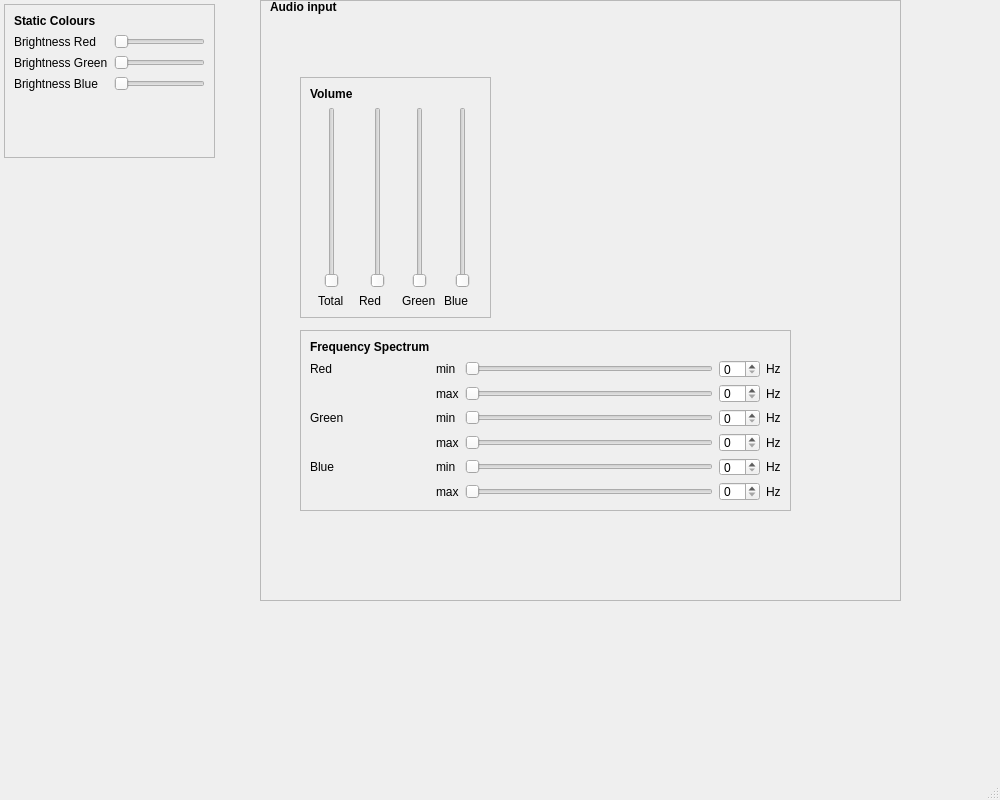
First picture: the form in src/gui/mainwindow.ui, repository bartromgens/ledstripstudio, before the edit.
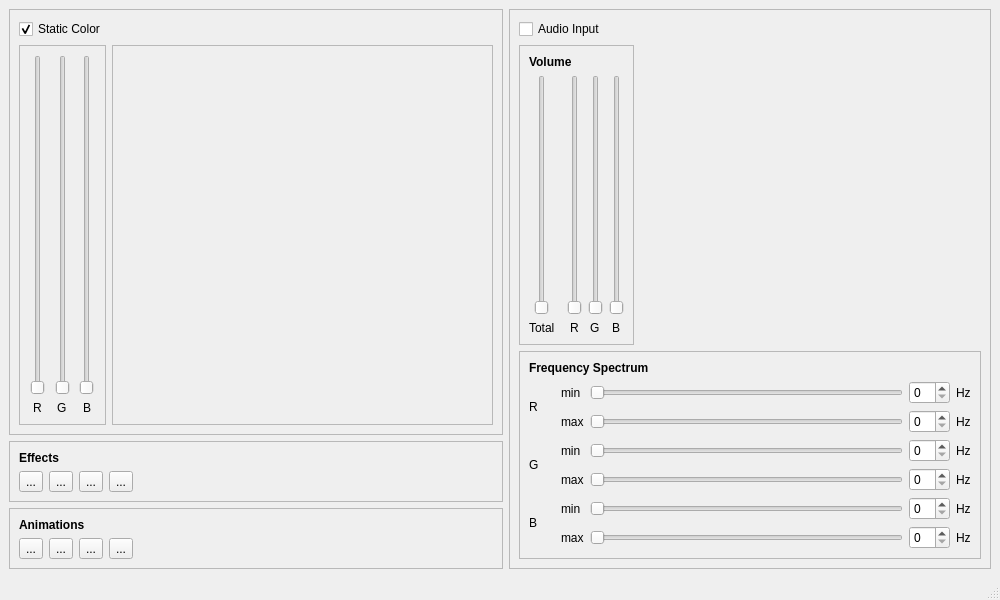
Second picture: the form after the edit.

Commit message: changed MainWindow layout.

The edit to the form file:
```diff
--- a/src/gui/mainwindow.ui
+++ b/src/gui/mainwindow.ui
@@ -7,21 +7,74 @@
     <x>0</x>
     <y>0</y>
     <width>1000</width>
-    <height>800</height>
+    <height>600</height>
    </rect>
   </property>
   <property name="windowTitle">
    <string>MainWindow</string>
   </property>
   <widget class="QWidget" name="centralwidget">
+   <layout class="QGridLayout" name="gridLayout_8">
+    <item row="0" column="0">
    <widget class="QFrame" name="frame">
-    <property name="geometry">
-     <rect>
-      <x>4</x>
-      <y>4</y>
-      <width>211</width>
-      <height>154</height>
-     </rect>
+      <property name="frameShape">
+       <enum>QFrame::StyledPanel</enum>
+      </property>
+      <property name="frameShadow">
+       <enum>QFrame::Raised</enum>
+      </property>
+      <layout class="QGridLayout" name="gridLayout_5">
+       <item row="0" column="0">
+        <widget class="QCheckBox" name="checkBox">
+         <property name="text">
+          <string>Static Color</string>
+         </property>
+         <property name="checked">
+          <bool>true</bool>
+         </property>
+         <property name="tristate">
+          <bool>false</bool>
+         </property>
+        </widget>
+       </item>
+       <item row="1" column="1">
+        <widget class="QFrame" name="frame_7">
+         <property name="frameShape">
+          <enum>QFrame::StyledPanel</enum>
+         </property>
+         <property name="frameShadow">
+          <enum>QFrame::Raised</enum>
+         </property>
+         <layout class="QGridLayout" name="gridLayout_9">
+          <item row="0" column="0">
+           <spacer name="horizontalSpacer_2">
+            <property name="orientation">
+             <enum>Qt::Horizontal</enum>
+            </property>
+            <property name="sizeHint" stdset="0">
+             <size>
+              <width>361</width>
+              <height>20</height>
+             </size>
+            </property>
+           </spacer>
+          </item>
+         </layout>
+        </widget>
+       </item>
+       <item row="1" column="0">
+        <widget class="QFrame" name="frame_6">
+         <property name="sizePolicy">
+          <sizepolicy hsizetype="Preferred" vsizetype="Preferred">
+           <horstretch>0</horstretch>
+           <verstretch>0</verstretch>
+          </sizepolicy>
+         </property>
+         <property name="maximumSize">
+          <size>
+           <width>150</width>
+           <height>16777215</height>
+          </size>
     </property>
     <property name="frameShape">
      <enum>QFrame::StyledPanel</enum>
@@ -30,112 +83,192 @@
      <enum>QFrame::Raised</enum>
     </property>
     <layout class="QGridLayout" name="gridLayout_2">
+          <item row="2" column="4" alignment="Qt::AlignHCenter">
+           <widget class="QLabel" name="label_32">
+            <property name="text">
+             <string>B</string>
+            </property>
+           </widget>
+          </item>
+          <item row="1" column="2" alignment="Qt::AlignHCenter">
+           <widget class="QSlider" name="verticalSlider_11">
+            <property name="orientation">
+             <enum>Qt::Vertical</enum>
+            </property>
+           </widget>
+          </item>
+          <item row="2" column="2" alignment="Qt::AlignHCenter">
+           <widget class="QLabel" name="label_30">
+            <property name="text">
+             <string>R</string>
+            </property>
+           </widget>
+          </item>
+          <item row="1" column="3" alignment="Qt::AlignHCenter">
+           <widget class="QSlider" name="verticalSlider_8">
+            <property name="orientation">
+             <enum>Qt::Vertical</enum>
+            </property>
+           </widget>
+          </item>
+          <item row="2" column="3" alignment="Qt::AlignHCenter">
+           <widget class="QLabel" name="label_29">
+            <property name="text">
+             <string>G</string>
+            </property>
+           </widget>
+          </item>
+          <item row="1" column="4" alignment="Qt::AlignHCenter">
+           <widget class="QSlider" name="verticalSlider_10">
+            <property name="orientation">
+             <enum>Qt::Vertical</enum>
+            </property>
+           </widget>
+          </item>
+         </layout>
+        </widget>
+       </item>
+      </layout>
+     </widget>
+    </item>
+    <item row="1" column="0">
+     <widget class="QFrame" name="frame_8">
+      <property name="frameShape">
+       <enum>QFrame::StyledPanel</enum>
+      </property>
+      <property name="frameShadow">
+       <enum>QFrame::Raised</enum>
+      </property>
+      <layout class="QGridLayout" name="gridLayout_6">
+       <item row="0" column="0" colspan="2">
+        <widget class="QLabel" name="label_25">
+         <property name="text">
+          <string>&lt;html&gt;&lt;head/&gt;&lt;body&gt;&lt;p&gt;&lt;span style=&quot; font-weight:600;&quot;&gt;Effects&lt;/span&gt;&lt;/p&gt;&lt;/body&gt;&lt;/html&gt;</string>
+         </property>
+        </widget>
+       </item>
+       <item row="1" column="2">
+        <widget class="QToolButton" name="toolButton_3">
+         <property name="text">
+          <string>...</string>
+         </property>
+        </widget>
+       </item>
+       <item row="1" column="0">
+        <widget class="QToolButton" name="toolButton">
+         <property name="text">
+          <string>...</string>
+         </property>
+        </widget>
+       </item>
+       <item row="1" column="3">
+        <widget class="QToolButton" name="toolButton_4">
+         <property name="text">
+          <string>...</string>
+         </property>
+        </widget>
+       </item>
+       <item row="1" column="1">
+        <widget class="QToolButton" name="toolButton_2">
+         <property name="text">
+          <string>...</string>
+         </property>
+        </widget>
+       </item>
+       <item row="1" column="4">
+        <spacer name="horizontalSpacer_3">
+         <property name="orientation">
+          <enum>Qt::Horizontal</enum>
+         </property>
+         <property name="sizeHint" stdset="0">
+          <size>
+           <width>40</width>
+           <height>20</height>
+          </size>
+         </property>
+        </spacer>
+       </item>
+      </layout>
+     </widget>
+    </item>
      <item row="2" column="0">
-      <widget class="QLabel" name="brightnessGreenLabel">
+     <widget class="QFrame" name="frame_5">
+      <property name="frameShape">
+       <enum>QFrame::StyledPanel</enum>
+      </property>
+      <property name="frameShadow">
+       <enum>QFrame::Raised</enum>
+      </property>
+      <layout class="QGridLayout" name="gridLayout_7">
+       <item row="1" column="3">
+        <widget class="QToolButton" name="toolButton_8">
        <property name="text">
-        <string>Brightness Green</string>
+          <string>...</string>
        </property>
       </widget>
      </item>
      <item row="1" column="0">
-      <widget class="QLabel" name="brightnessRedLabel">
+        <widget class="QToolButton" name="toolButton_5">
        <property name="text">
-        <string>Brightness Red</string>
+          <string>...</string>
        </property>
       </widget>
      </item>
-     <item row="3" column="1">
-      <widget class="QSlider" name="brightnessBlueHorizontalSlider">
-       <property name="minimum">
-        <number>0</number>
-       </property>
-       <property name="maximum">
-        <number>127</number>
-       </property>
-       <property name="orientation">
-        <enum>Qt::Horizontal</enum>
-       </property>
-      </widget>
-     </item>
-     <item row="2" column="1">
-      <widget class="QSlider" name="brightnessGreenHorizontalSlider">
-       <property name="minimum">
-        <number>0</number>
-       </property>
-       <property name="maximum">
-        <number>127</number>
-       </property>
-       <property name="orientation">
-        <enum>Qt::Horizontal</enum>
+       <item row="1" column="2">
+        <widget class="QToolButton" name="toolButton_7">
+         <property name="text">
+          <string>...</string>
+         </property>
+        </widget>
+       </item>
+       <item row="0" column="0" colspan="3">
+        <widget class="QLabel" name="label_24">
+         <property name="text">
+          <string>&lt;html&gt;&lt;head/&gt;&lt;body&gt;&lt;p&gt;&lt;span style=&quot; font-weight:600;&quot;&gt;Animations&lt;/span&gt;&lt;/p&gt;&lt;/body&gt;&lt;/html&gt;</string>
        </property>
       </widget>
      </item>
      <item row="1" column="1">
-      <widget class="QSlider" name="brightnessRedHorizontalSlider">
-       <property name="minimum">
-        <number>0</number>
-       </property>
-       <property name="maximum">
-        <number>127</number>
-       </property>
-       <property name="orientation">
-        <enum>Qt::Horizontal</enum>
-       </property>
-      </widget>
-     </item>
-     <item row="3" column="0">
-      <widget class="QLabel" name="brightnessBlueLabel">
+        <widget class="QToolButton" name="toolButton_6">
        <property name="text">
-        <string>Brightness Blue</string>
+          <string>...</string>
        </property>
       </widget>
      </item>
-     <item row="4" column="1">
-      <spacer name="verticalSpacer">
+       <item row="1" column="4">
+        <spacer name="horizontalSpacer_4">
        <property name="orientation">
-        <enum>Qt::Vertical</enum>
+          <enum>Qt::Horizontal</enum>
        </property>
        <property name="sizeHint" stdset="0">
         <size>
-         <width>20</width>
-         <height>40</height>
+           <width>40</width>
+           <height>20</height>
         </size>
        </property>
       </spacer>
      </item>
-     <item row="0" column="0">
-      <widget class="QLabel" name="label_8">
-       <property name="text">
-        <string>&lt;html&gt;&lt;head/&gt;&lt;body&gt;&lt;p&gt;&lt;span style=&quot; font-weight:600;&quot;&gt;Static Colours&lt;/span&gt;&lt;/p&gt;&lt;/body&gt;&lt;/html&gt;</string>
-       </property>
-      </widget>
-     </item>
-    </layout>
-   </widget>
+      </layout>
+     </widget>
+    </item>
+    <item row="0" column="1" rowspan="3">
    <widget class="QFrame" name="frame_3">
-    <property name="geometry">
-     <rect>
-      <x>260</x>
-      <y>0</y>
-      <width>641</width>
-      <height>601</height>
-     </rect>
-    </property>
     <property name="frameShape">
      <enum>QFrame::StyledPanel</enum>
     </property>
     <property name="frameShadow">
      <enum>QFrame::Raised</enum>
     </property>
+      <layout class="QGridLayout" name="gridLayout_4">
+       <item row="0" column="0">
+        <widget class="QCheckBox" name="checkBox_2">
+         <property name="text">
+          <string>Audio Input</string>
+         </property>
+        </widget>
+       </item>
+       <item row="1" column="0">
     <widget class="QFrame" name="frame_2">
-     <property name="geometry">
-      <rect>
-       <x>40</x>
-       <y>77</y>
-       <width>191</width>
-       <height>241</height>
-      </rect>
-     </property>
      <property name="frameShape">
       <enum>QFrame::StyledPanel</enum>
      </property>
@@ -171,31 +304,17 @@
         </property>
        </widget>
       </item>
-      <item row="0" column="0">
-       <widget class="QLabel" name="label_17">
-        <property name="text">
-         <string>&lt;html&gt;&lt;head/&gt;&lt;body&gt;&lt;p&gt;&lt;span style=&quot; font-weight:600;&quot;&gt;Volume&lt;/span&gt;&lt;/p&gt;&lt;/body&gt;&lt;/html&gt;</string>
-        </property>
-       </widget>
-      </item>
-      <item row="3" column="2">
-       <widget class="QLabel" name="label">
-        <property name="text">
-         <string>Red</string>
-        </property>
-       </widget>
-      </item>
-      <item row="3" column="3">
+          <item row="3" column="3" alignment="Qt::AlignHCenter">
        <widget class="QLabel" name="label_2">
         <property name="text">
-         <string>Green</string>
+             <string>G</string>
         </property>
        </widget>
       </item>
-      <item row="3" column="4">
-       <widget class="QLabel" name="label_3">
+          <item row="3" column="2" alignment="Qt::AlignHCenter">
+           <widget class="QLabel" name="label">
         <property name="text">
-         <string>Blue</string>
+             <string>R</string>
         </property>
        </widget>
       </item>
@@ -206,17 +325,38 @@
         </property>
        </widget>
       </item>
-     </layout>
-    </widget>
+          <item row="3" column="4" alignment="Qt::AlignHCenter">
+           <widget class="QLabel" name="label_3">
+            <property name="text">
+             <string>B</string>
+            </property>
+           </widget>
+          </item>
+          <item row="0" column="0" colspan="3">
+           <widget class="QLabel" name="label_17">
+            <property name="text">
+             <string>&lt;html&gt;&lt;head/&gt;&lt;body&gt;&lt;p&gt;&lt;span style=&quot; font-weight:600;&quot;&gt;Volume&lt;/span&gt;&lt;/p&gt;&lt;/body&gt;&lt;/html&gt;</string>
+            </property>
+           </widget>
+          </item>
+         </layout>
+        </widget>
+       </item>
+       <item row="1" column="1">
+        <spacer name="horizontalSpacer">
+         <property name="orientation">
+          <enum>Qt::Horizontal</enum>
+         </property>
+         <property name="sizeHint" stdset="0">
+          <size>
+           <width>40</width>
+           <height>20</height>
+          </size>
+         </property>
+        </spacer>
+       </item>
+       <item row="2" column="0" colspan="2">
     <widget class="QFrame" name="frame_4">
-     <property name="geometry">
-      <rect>
-       <x>40</x>
-       <y>330</y>
-       <width>491</width>
-       <height>181</height>
-      </rect>
-     </property>
      <property name="frameShape">
       <enum>QFrame::StyledPanel</enum>
      </property>
@@ -224,194 +364,201 @@
       <enum>QFrame::Raised</enum>
      </property>
      <layout class="QGridLayout" name="gridLayout_3">
-      <item row="5" column="2">
+          <item row="6" column="3">
+           <widget class="QSlider" name="horizontalSlider_6">
+            <property name="orientation">
+             <enum>Qt::Horizontal</enum>
+            </property>
+           </widget>
+          </item>
+          <item row="3" column="4">
+           <widget class="QSpinBox" name="spinBox_3"/>
+          </item>
+          <item row="4" column="4">
+           <widget class="QSpinBox" name="spinBox_4"/>
+          </item>
+          <item row="5" column="3">
        <widget class="QSlider" name="horizontalSlider_5">
         <property name="orientation">
          <enum>Qt::Horizontal</enum>
         </property>
        </widget>
       </item>
-      <item row="2" column="2">
+          <item row="1" column="5">
+           <widget class="QLabel" name="label_18">
+            <property name="text">
+             <string>Hz</string>
+            </property>
+           </widget>
+          </item>
+          <item row="2" column="3">
        <widget class="QSlider" name="horizontalSlider_2">
         <property name="orientation">
          <enum>Qt::Horizontal</enum>
         </property>
        </widget>
       </item>
-      <item row="1" column="1">
+          <item row="6" column="5">
+           <widget class="QLabel" name="label_23">
+            <property name="text">
+             <string>Hz</string>
+            </property>
+           </widget>
+          </item>
+          <item row="1" column="2">
        <widget class="QLabel" name="label_6">
         <property name="text">
          <string>min</string>
         </property>
        </widget>
       </item>
-      <item row="5" column="1">
-       <widget class="QLabel" name="label_11">
-        <property name="text">
-         <string>min</string>
-        </property>
-       </widget>
-      </item>
-      <item row="3" column="0">
-       <widget class="QLabel" name="label_14">
-        <property name="text">
-         <string>Green</string>
-        </property>
-       </widget>
-      </item>
-      <item row="1" column="0">
-       <widget class="QLabel" name="label_13">
-        <property name="text">
-         <string>Red</string>
-        </property>
-       </widget>
-      </item>
-      <item row="5" column="0">
-       <widget class="QLabel" name="label_15">
-        <property name="text">
-         <string>Blue</string>
-        </property>
-       </widget>
-      </item>
-      <item row="3" column="3">
-       <widget class="QSpinBox" name="spinBox_3"/>
-      </item>
-      <item row="6" column="1">
-       <widget class="QLabel" name="label_12">
-        <property name="text">
-         <string>max</string>
-        </property>
-       </widget>
-      </item>
-      <item row="6" column="2">
-       <widget class="QSlider" name="horizontalSlider_6">
-        <property name="orientation">
-         <enum>Qt::Horizontal</enum>
-        </property>
-       </widget>
-      </item>
-      <item row="4" column="2">
+          <item row="4" column="3">
        <widget class="QSlider" name="horizontalSlider_3">
         <property name="orientation">
          <enum>Qt::Horizontal</enum>
         </property>
        </widget>
       </item>
-      <item row="3" column="2">
-       <widget class="QSlider" name="horizontalSlider_4">
-        <property name="orientation">
-         <enum>Qt::Horizontal</enum>
-        </property>
-       </widget>
-      </item>
-      <item row="1" column="2">
+          <item row="1" column="3">
        <widget class="QSlider" name="horizontalSlider">
         <property name="orientation">
          <enum>Qt::Horizontal</enum>
         </property>
        </widget>
       </item>
-      <item row="3" column="1">
-       <widget class="QLabel" name="label_9">
+          <item row="3" column="3">
+           <widget class="QSlider" name="horizontalSlider_4">
+            <property name="orientation">
+             <enum>Qt::Horizontal</enum>
+            </property>
+           </widget>
+          </item>
+          <item row="2" column="5">
+           <widget class="QLabel" name="label_19">
         <property name="text">
-         <string>min</string>
+             <string>Hz</string>
         </property>
        </widget>
       </item>
-      <item row="6" column="3">
+          <item row="5" column="4">
+           <widget class="QSpinBox" name="spinBox_5"/>
+          </item>
+          <item row="2" column="2">
+           <widget class="QLabel" name="label_5">
+            <property name="text">
+             <string>max</string>
+            </property>
+           </widget>
+          </item>
+          <item row="6" column="4">
        <widget class="QSpinBox" name="spinBox_6"/>
       </item>
-      <item row="0" column="0">
+          <item row="5" column="5">
+           <widget class="QLabel" name="label_22">
+            <property name="text">
+             <string>Hz</string>
+            </property>
+           </widget>
+          </item>
+          <item row="3" column="5">
+           <widget class="QLabel" name="label_20">
+            <property name="text">
+             <string>Hz</string>
+            </property>
+           </widget>
+          </item>
+          <item row="2" column="4">
+           <widget class="QSpinBox" name="spinBox_2"/>
+          </item>
+          <item row="1" column="4">
+           <widget class="QSpinBox" name="spinBox"/>
+          </item>
+          <item row="4" column="5">
+           <widget class="QLabel" name="label_21">
+            <property name="text">
+             <string>Hz</string>
+            </property>
+           </widget>
+          </item>
+          <item row="3" column="2">
+           <widget class="QLabel" name="label_9">
+            <property name="text">
+             <string>min</string>
+            </property>
+           </widget>
+          </item>
+          <item row="6" column="2">
+           <widget class="QLabel" name="label_12">
+            <property name="text">
+             <string>max</string>
+            </property>
+           </widget>
+          </item>
+          <item row="5" column="2">
+           <widget class="QLabel" name="label_11">
+            <property name="text">
+             <string>min</string>
+            </property>
+           </widget>
+          </item>
+          <item row="0" column="0" colspan="5">
        <widget class="QLabel" name="label_16">
         <property name="text">
          <string>&lt;html&gt;&lt;head/&gt;&lt;body&gt;&lt;p&gt;&lt;span style=&quot; font-weight:600;&quot;&gt;Frequency Spectrum&lt;/span&gt;&lt;/p&gt;&lt;/body&gt;&lt;/html&gt;</string>
         </property>
        </widget>
       </item>
-      <item row="2" column="1">
-       <widget class="QLabel" name="label_5">
-        <property name="text">
-         <string>max</string>
-        </property>
-       </widget>
-      </item>
-      <item row="4" column="3">
-       <widget class="QSpinBox" name="spinBox_4"/>
-      </item>
-      <item row="1" column="3">
-       <widget class="QSpinBox" name="spinBox"/>
-      </item>
-      <item row="4" column="1">
+          <item row="4" column="2">
        <widget class="QLabel" name="label_10">
         <property name="text">
          <string>max</string>
         </property>
        </widget>
       </item>
-      <item row="2" column="3">
-       <widget class="QSpinBox" name="spinBox_2"/>
-      </item>
-      <item row="5" column="3">
-       <widget class="QSpinBox" name="spinBox_5"/>
-      </item>
-      <item row="1" column="4">
-       <widget class="QLabel" name="label_18">
-        <property name="text">
-         <string>Hz</string>
-        </property>
-       </widget>
-      </item>
-      <item row="2" column="4">
-       <widget class="QLabel" name="label_19">
-        <property name="text">
-         <string>Hz</string>
-        </property>
-       </widget>
-      </item>
-      <item row="3" column="4">
-       <widget class="QLabel" name="label_20">
+          <item row="3" column="1">
+           <spacer name="horizontalSpacer_5">
+            <property name="orientation">
+             <enum>Qt::Horizontal</enum>
+            </property>
+            <property name="sizeType">
+             <enum>QSizePolicy::Fixed</enum>
+            </property>
+            <property name="sizeHint" stdset="0">
+             <size>
+              <width>10</width>
+              <height>5</height>
+             </size>
+            </property>
+           </spacer>
+          </item>
+          <item row="5" column="0" rowspan="2">
+           <widget class="QLabel" name="label_15">
         <property name="text">
-         <string>Hz</string>
+             <string>B</string>
         </property>
        </widget>
       </item>
-      <item row="4" column="4">
-       <widget class="QLabel" name="label_21">
+          <item row="3" column="0" rowspan="2">
+           <widget class="QLabel" name="label_14">
         <property name="text">
-         <string>Hz</string>
+             <string>G</string>
         </property>
        </widget>
       </item>
-      <item row="5" column="4">
-       <widget class="QLabel" name="label_22">
+          <item row="1" column="0" rowspan="2">
+           <widget class="QLabel" name="label_13">
         <property name="text">
-         <string>Hz</string>
+             <string>R</string>
         </property>
        </widget>
       </item>
-      <item row="6" column="4">
-       <widget class="QLabel" name="label_23">
-        <property name="text">
-         <string>Hz</string>
-        </property>
+         </layout>
        </widget>
       </item>
      </layout>
     </widget>
-    <widget class="QLabel" name="label_7">
-     <property name="geometry">
-      <rect>
-       <x>10</x>
-       <y>0</y>
-       <width>81</width>
-       <height>15</height>
-      </rect>
-     </property>
-     <property name="text">
-      <string>&lt;html&gt;&lt;head/&gt;&lt;body&gt;&lt;p&gt;&lt;span style=&quot; font-weight:600;&quot;&gt;Audio input&lt;/span&gt;&lt;/p&gt;&lt;/body&gt;&lt;/html&gt;</string>
-     </property>
-    </widget>
-   </widget>
+    </item>
+   </layout>
   </widget>
   <widget class="QMenuBar" name="menubar">
    <property name="geometry">
```
Lines whose indentation alone changed are shown as unchanged. The commit also changes 2 other files.
